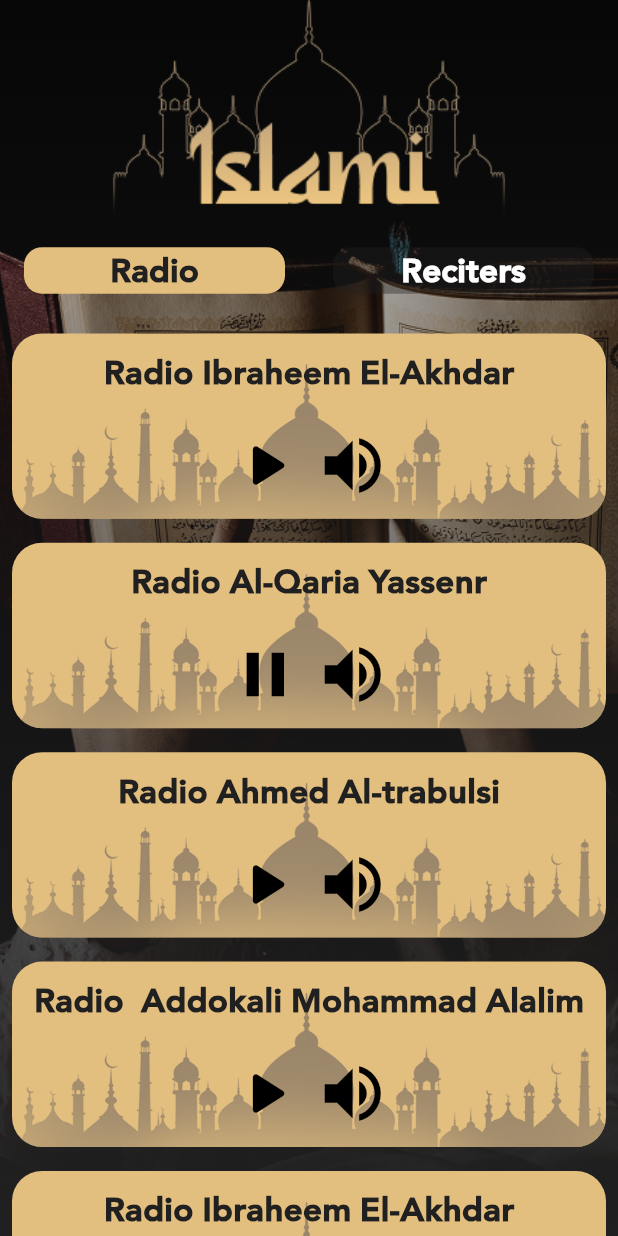
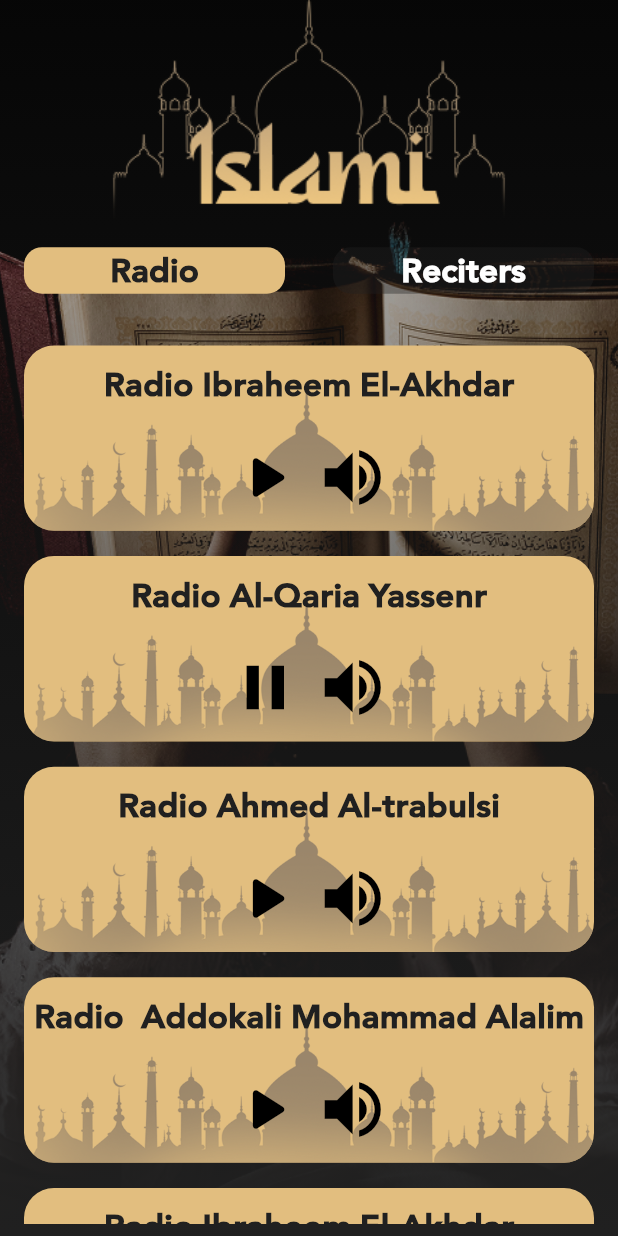
Before and after one commit to hazzem0ahmed/Islami-App, a Flutter app: the RadioTab screen opened directly, on a phone screen of 412 x 824 dp. Run offline on Flutter 3.47's test engine with Material 3 defaults, Android fonts, the phone set to English and light mode, and no system bars; our stand-ins replace animate_do, carousel_slider, shared_preferences, smooth_page_indicator; accounts and stored records are empty.

Commit message:
add radio page and make sebha spin every click

```diff
--- a/lib/main.dart
+++ b/lib/main.dart
@@ -26,7 +26,7 @@ class MyApp extends StatelessWidget {
         IntroScreenDetails.routeName:(BuildContext context) => IntroScreenDetails(),
 
       },
-      initialRoute: HomeScreen.routeName,
+      initialRoute: SplashScreen.routeName,
     );
   }
 }
--- a/lib/ui/home/tabs/radio/radio_tab2.dart
+++ b/lib/ui/home/tabs/radio/radio_tab2.dart
@@ -2,17 +2,17 @@ import 'package:flutter/material.dart';
 
 import '../../../widget/radio_card.dart';
 
-class RadioTabDesign extends StatelessWidget {
+class RadioTabDesign extends StatefulWidget {
   const RadioTabDesign({super.key});
 
   @override
-  Widget build(BuildContext context) {
-    return ListView(
-      children: [
-        Column(
-          children: [
+  State<RadioTabDesign> createState() => _RadioTabDesignState();
+}
+
+class _RadioTabDesignState extends State<RadioTabDesign> {
+  List<RadioCard> radios = [
     RadioCard(label: "Ibraheem El-Akhdar"),
-            RadioCard(label: "Al-Qaria Yassenr",icon: Icons.pause,),
+    RadioCard(label: "Al-Qaria Yassenr", icon: Icons.pause),
     RadioCard(label: "Ahmed Al-trabulsi"),
     RadioCard(label: " Addokali Mohammad Alalim"),
     RadioCard(label: "Ibraheem El-Akhdar"),
@@ -23,9 +23,20 @@ class RadioTabDesign extends StatelessWidget {
     RadioCard(label: "Al-Qaria Yassenr"),
     RadioCard(label: "Ahmed Al-trabulsi"),
     RadioCard(label: " Addokali Mohammad Alalim"),
-          ],
+  ];
+
+  @override
+  Widget build(BuildContext context) {
+    var size = MediaQuery.sizeOf(context);
+
+    return Padding(
+      padding: const EdgeInsets.all(8.0),
+      child: ListView.separated(
+        itemCount: radios.length,
+        separatorBuilder:
+            (context, index) => SizedBox(height: size.height * 0.001),
+        itemBuilder: (context, index) => Column(children: [radios[index]]),
       ),
-      ],
     );
   }
 }
--- a/lib/ui/home/tabs/radio_tab.dart
+++ b/lib/ui/home/tabs/radio_tab.dart
@@ -14,9 +14,8 @@ class RadioTab extends StatefulWidget {
 class _RadioTabState extends State<RadioTab>
     with SingleTickerProviderStateMixin {
   int selectedIndex = 0;
-  static const List<Tab> myTabs = <Tab>[Tab(text: 'LEFT'), Tab(text: 'RIGHT')];
 
-  List<Widget> radioTabs = [RadioTab(), RecitersTab()];
+  List<Widget> radioTabs = [RadioTab(), RecitersTabDesign()];
 
   late TabController tabController;
 
@@ -34,7 +33,6 @@ class _RadioTabState extends State<RadioTab>
 
   @override
   Widget build(BuildContext context) {
-    var size = MediaQuery.sizeOf(context);
     var mediaQuery = MediaQuery.sizeOf(context);
 
     return Container(
@@ -79,12 +77,13 @@ class _RadioTabState extends State<RadioTab>
                   ),
                   SizedBox(height: mediaQuery.height*0.02,),
                   Expanded(
-                    child: TabBarView(
+                    child:TabBarView(
                         controller: tabController,
-                        children: [
+                        children:[
                           RadioTabDesign(),
-                          RecitersTab(),
-                        ]),
+                          RecitersTabDesign(),
+                        ]
+                    ),
                   ),
                 ],
               ),
--- a/lib/ui/home/tabs/sebah_tab.dart
+++ b/lib/ui/home/tabs/sebah_tab.dart
@@ -1,4 +1,3 @@
-import 'package:animate_do/animate_do.dart';
 import 'package:flutter/material.dart';
 import 'package:islami_app/core/styles/text_styles.dart';
 
--- a/lib/ui/widget/radio_card.dart
+++ b/lib/ui/widget/radio_card.dart
@@ -12,6 +12,7 @@ class RadioCard extends StatelessWidget {
   @override
   Widget build(BuildContext context) {
     var size = MediaQuery.sizeOf(context);
+
     return Padding(
       padding: const EdgeInsets.all(8.0),
       child: Container(
```
Also changed, not shown: lib/ui/home/tabs/radio/reciters_tab.dart (+35 -3 lines). Lines whose indentation alone changed are shown as unchanged.
